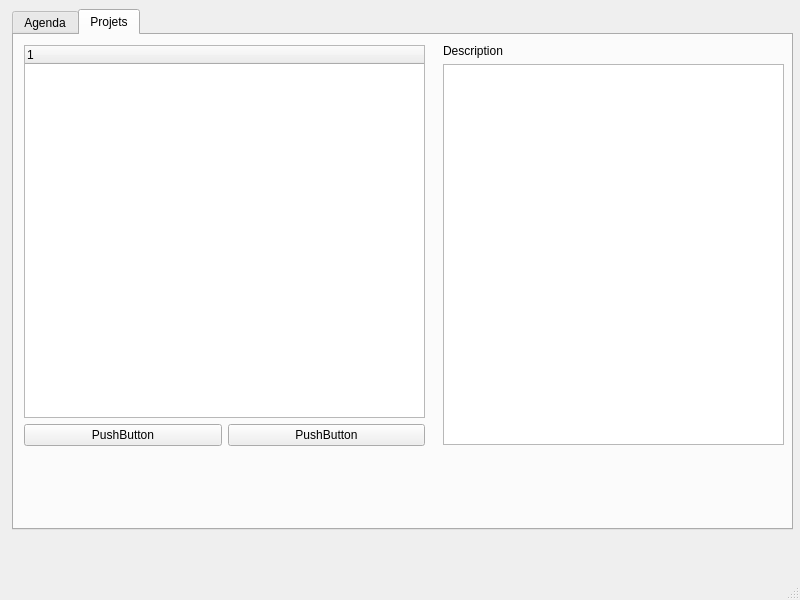
Before: the Qt Designer form src/mainwindow.ui in sowlosc/ProjectCalendar, drawn with Qt 5.
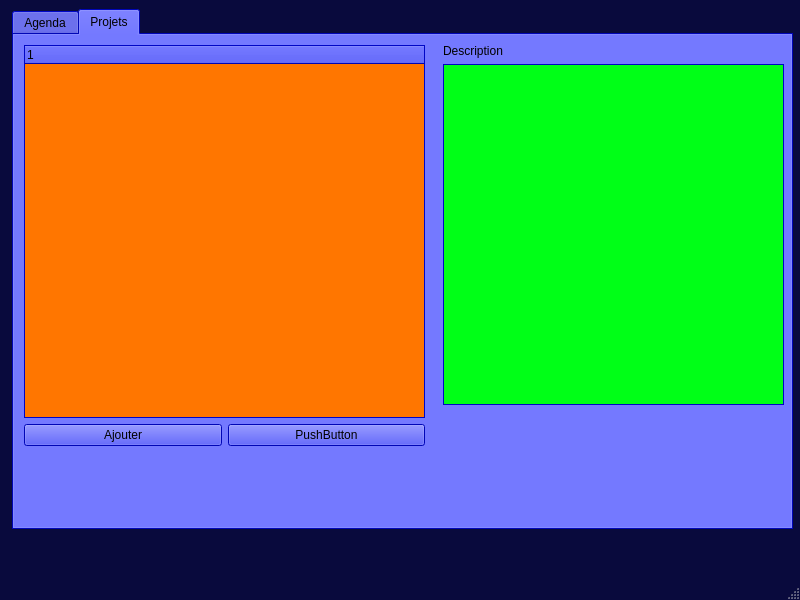
After: the same form once the commit is applied.

```diff
--- a/src/mainwindow.ui
+++ b/src/mainwindow.ui
@@ -10,6 +10,421 @@
     <height>600</height>
    </rect>
   </property>
+  <property name="palette">
+   <palette>
+    <active>
+     <colorrole role="WindowText">
+      <brush brushstyle="SolidPattern">
+       <color alpha="255">
+        <red>255</red>
+        <green>255</green>
+        <blue>255</blue>
+       </color>
+      </brush>
+     </colorrole>
+     <colorrole role="Button">
+      <brush brushstyle="SolidPattern">
+       <color alpha="255">
+        <red>9</red>
+        <green>10</green>
+        <blue>61</blue>
+       </color>
+      </brush>
+     </colorrole>
+     <colorrole role="Light">
+      <brush brushstyle="SolidPattern">
+       <color alpha="255">
+        <red>13</red>
+        <green>15</green>
+        <blue>91</blue>
+       </color>
+      </brush>
+     </colorrole>
+     <colorrole role="Midlight">
+      <brush brushstyle="SolidPattern">
+       <color alpha="255">
+        <red>11</red>
+        <green>12</green>
+        <blue>76</blue>
+       </color>
+      </brush>
+     </colorrole>
+     <colorrole role="Dark">
+      <brush brushstyle="SolidPattern">
+       <color alpha="255">
+        <red>4</red>
+        <green>5</green>
+        <blue>30</blue>
+       </color>
+      </brush>
+     </colorrole>
+     <colorrole role="Mid">
+      <brush brushstyle="SolidPattern">
+       <color alpha="255">
+        <red>6</red>
+        <green>6</green>
+        <blue>40</blue>
+       </color>
+      </brush>
+     </colorrole>
+     <colorrole role="Text">
+      <brush brushstyle="SolidPattern">
+       <color alpha="255">
+        <red>255</red>
+        <green>255</green>
+        <blue>255</blue>
+       </color>
+      </brush>
+     </colorrole>
+     <colorrole role="BrightText">
+      <brush brushstyle="SolidPattern">
+       <color alpha="255">
+        <red>255</red>
+        <green>255</green>
+        <blue>255</blue>
+       </color>
+      </brush>
+     </colorrole>
+     <colorrole role="ButtonText">
+      <brush brushstyle="SolidPattern">
+       <color alpha="255">
+        <red>255</red>
+        <green>255</green>
+        <blue>255</blue>
+       </color>
+      </brush>
+     </colorrole>
+     <colorrole role="Base">
+      <brush brushstyle="SolidPattern">
+       <color alpha="255">
+        <red>0</red>
+        <green>0</green>
+        <blue>0</blue>
+       </color>
+      </brush>
+     </colorrole>
+     <colorrole role="Window">
+      <brush brushstyle="SolidPattern">
+       <color alpha="255">
+        <red>9</red>
+        <green>10</green>
+        <blue>61</blue>
+       </color>
+      </brush>
+     </colorrole>
+     <colorrole role="Shadow">
+      <brush brushstyle="SolidPattern">
+       <color alpha="255">
+        <red>0</red>
+        <green>0</green>
+        <blue>0</blue>
+       </color>
+      </brush>
+     </colorrole>
+     <colorrole role="AlternateBase">
+      <brush brushstyle="SolidPattern">
+       <color alpha="255">
+        <red>4</red>
+        <green>5</green>
+        <blue>30</blue>
+       </color>
+      </brush>
+     </colorrole>
+     <colorrole role="ToolTipBase">
+      <brush brushstyle="SolidPattern">
+       <color alpha="255">
+        <red>255</red>
+        <green>255</green>
+        <blue>220</blue>
+       </color>
+      </brush>
+     </colorrole>
+     <colorrole role="ToolTipText">
+      <brush brushstyle="SolidPattern">
+       <color alpha="255">
+        <red>0</red>
+        <green>0</green>
+        <blue>0</blue>
+       </color>
+      </brush>
+     </colorrole>
+    </active>
+    <inactive>
+     <colorrole role="WindowText">
+      <brush brushstyle="SolidPattern">
+       <color alpha="255">
+        <red>255</red>
+        <green>255</green>
+        <blue>255</blue>
+       </color>
+      </brush>
+     </colorrole>
+     <colorrole role="Button">
+      <brush brushstyle="SolidPattern">
+       <color alpha="255">
+        <red>9</red>
+        <green>10</green>
+        <blue>61</blue>
+       </color>
+      </brush>
+     </colorrole>
+     <colorrole role="Light">
+      <brush brushstyle="SolidPattern">
+       <color alpha="255">
+        <red>13</red>
+        <green>15</green>
+        <blue>91</blue>
+       </color>
+      </brush>
+     </colorrole>
+     <colorrole role="Midlight">
+      <brush brushstyle="SolidPattern">
+       <color alpha="255">
+        <red>11</red>
+        <green>12</green>
+        <blue>76</blue>
+       </color>
+      </brush>
+     </colorrole>
+     <colorrole role="Dark">
+      <brush brushstyle="SolidPattern">
+       <color alpha="255">
+        <red>4</red>
+        <green>5</green>
+        <blue>30</blue>
+       </color>
+      </brush>
+     </colorrole>
+     <colorrole role="Mid">
+      <brush brushstyle="SolidPattern">
+       <color alpha="255">
+        <red>6</red>
+        <green>6</green>
+        <blue>40</blue>
+       </color>
+      </brush>
+     </colorrole>
+     <colorrole role="Text">
+      <brush brushstyle="SolidPattern">
+       <color alpha="255">
+        <red>255</red>
+        <green>255</green>
+        <blue>255</blue>
+       </color>
+      </brush>
+     </colorrole>
+     <colorrole role="BrightText">
+      <brush brushstyle="SolidPattern">
+       <color alpha="255">
+        <red>255</red>
+        <green>255</green>
+        <blue>255</blue>
+       </color>
+      </brush>
+     </colorrole>
+     <colorrole role="ButtonText">
+      <brush brushstyle="SolidPattern">
+       <color alpha="255">
+        <red>255</red>
+        <green>255</green>
+        <blue>255</blue>
+       </color>
+      </brush>
+     </colorrole>
+     <colorrole role="Base">
+      <brush brushstyle="SolidPattern">
+       <color alpha="255">
+        <red>0</red>
+        <green>0</green>
+        <blue>0</blue>
+       </color>
+      </brush>
+     </colorrole>
+     <colorrole role="Window">
+      <brush brushstyle="SolidPattern">
+       <color alpha="255">
+        <red>9</red>
+        <green>10</green>
+        <blue>61</blue>
+       </color>
+      </brush>
+     </colorrole>
+     <colorrole role="Shadow">
+      <brush brushstyle="SolidPattern">
+       <color alpha="255">
+        <red>0</red>
+        <green>0</green>
+        <blue>0</blue>
+       </color>
+      </brush>
+     </colorrole>
+     <colorrole role="AlternateBase">
+      <brush brushstyle="SolidPattern">
+       <color alpha="255">
+        <red>4</red>
+        <green>5</green>
+        <blue>30</blue>
+       </color>
+      </brush>
+     </colorrole>
+     <colorrole role="ToolTipBase">
+      <brush brushstyle="SolidPattern">
+       <color alpha="255">
+        <red>255</red>
+        <green>255</green>
+        <blue>220</blue>
+       </color>
+      </brush>
+     </colorrole>
+     <colorrole role="ToolTipText">
+      <brush brushstyle="SolidPattern">
+       <color alpha="255">
+        <red>0</red>
+        <green>0</green>
+        <blue>0</blue>
+       </color>
+      </brush>
+     </colorrole>
+    </inactive>
+    <disabled>
+     <colorrole role="WindowText">
+      <brush brushstyle="SolidPattern">
+       <color alpha="255">
+        <red>4</red>
+        <green>5</green>
+        <blue>30</blue>
+       </color>
+      </brush>
+     </colorrole>
+     <colorrole role="Button">
+      <brush brushstyle="SolidPattern">
+       <color alpha="255">
+        <red>9</red>
+        <green>10</green>
+        <blue>61</blue>
+       </color>
+      </brush>
+     </colorrole>
+     <colorrole role="Light">
+      <brush brushstyle="SolidPattern">
+       <color alpha="255">
+        <red>13</red>
+        <green>15</green>
+        <blue>91</blue>
+       </color>
+      </brush>
+     </colorrole>
+     <colorrole role="Midlight">
+      <brush brushstyle="SolidPattern">
+       <color alpha="255">
+        <red>11</red>
+        <green>12</green>
+        <blue>76</blue>
+       </color>
+      </brush>
+     </colorrole>
+     <colorrole role="Dark">
+      <brush brushstyle="SolidPattern">
+       <color alpha="255">
+        <red>4</red>
+        <green>5</green>
+        <blue>30</blue>
+       </color>
+      </brush>
+     </colorrole>
+     <colorrole role="Mid">
+      <brush brushstyle="SolidPattern">
+       <color alpha="255">
+        <red>6</red>
+        <green>6</green>
+        <blue>40</blue>
+       </color>
+      </brush>
+     </colorrole>
+     <colorrole role="Text">
+      <brush brushstyle="SolidPattern">
+       <color alpha="255">
+        <red>4</red>
+        <green>5</green>
+        <blue>30</blue>
+       </color>
+      </brush>
+     </colorrole>
+     <colorrole role="BrightText">
+      <brush brushstyle="SolidPattern">
+       <color alpha="255">
+        <red>255</red>
+        <green>255</green>
+        <blue>255</blue>
+       </color>
+      </brush>
+     </colorrole>
+     <colorrole role="ButtonText">
+      <brush brushstyle="SolidPattern">
+       <color alpha="255">
+        <red>4</red>
+        <green>5</green>
+        <blue>30</blue>
+       </color>
+      </brush>
+     </colorrole>
+     <colorrole role="Base">
+      <brush brushstyle="SolidPattern">
+       <color alpha="255">
+        <red>9</red>
+        <green>10</green>
+        <blue>61</blue>
+       </color>
+      </brush>
+     </colorrole>
+     <colorrole role="Window">
+      <brush brushstyle="SolidPattern">
+       <color alpha="255">
+        <red>9</red>
+        <green>10</green>
+        <blue>61</blue>
+       </color>
+      </brush>
+     </colorrole>
+     <colorrole role="Shadow">
+      <brush brushstyle="SolidPattern">
+       <color alpha="255">
+        <red>0</red>
+        <green>0</green>
+        <blue>0</blue>
+       </color>
+      </brush>
+     </colorrole>
+     <colorrole role="AlternateBase">
+      <brush brushstyle="SolidPattern">
+       <color alpha="255">
+        <red>9</red>
+        <green>10</green>
+        <blue>61</blue>
+       </color>
+      </brush>
+     </colorrole>
+     <colorrole role="ToolTipBase">
+      <brush brushstyle="SolidPattern">
+       <color alpha="255">
+        <red>255</red>
+        <green>255</green>
+        <blue>220</blue>
+       </color>
+      </brush>
+     </colorrole>
+     <colorrole role="ToolTipText">
+      <brush brushstyle="SolidPattern">
+       <color alpha="255">
+        <red>0</red>
+        <green>0</green>
+        <blue>0</blue>
+       </color>
+      </brush>
+     </colorrole>
+    </disabled>
+   </palette>
+  </property>
   <property name="windowTitle">
    <string>MainWindow</string>
   </property>
@@ -23,6 +438,421 @@
       <height>521</height>
      </rect>
     </property>
+    <property name="palette">
+     <palette>
+      <active>
+       <colorrole role="WindowText">
+        <brush brushstyle="SolidPattern">
+         <color alpha="255">
+          <red>0</red>
+          <green>0</green>
+          <blue>0</blue>
+         </color>
+        </brush>
+       </colorrole>
+       <colorrole role="Button">
+        <brush brushstyle="SolidPattern">
+         <color alpha="255">
+          <red>0</red>
+          <green>8</green>
+          <blue>255</blue>
+         </color>
+        </brush>
+       </colorrole>
+       <colorrole role="Light">
+        <brush brushstyle="SolidPattern">
+         <color alpha="255">
+          <red>127</red>
+          <green>132</green>
+          <blue>255</blue>
+         </color>
+        </brush>
+       </colorrole>
+       <colorrole role="Midlight">
+        <brush brushstyle="SolidPattern">
+         <color alpha="255">
+          <red>63</red>
+          <green>70</green>
+          <blue>255</blue>
+         </color>
+        </brush>
+       </colorrole>
+       <colorrole role="Dark">
+        <brush brushstyle="SolidPattern">
+         <color alpha="255">
+          <red>0</red>
+          <green>4</green>
+          <blue>127</blue>
+         </color>
+        </brush>
+       </colorrole>
+       <colorrole role="Mid">
+        <brush brushstyle="SolidPattern">
+         <color alpha="255">
+          <red>0</red>
+          <green>5</green>
+          <blue>170</blue>
+         </color>
+        </brush>
+       </colorrole>
+       <colorrole role="Text">
+        <brush brushstyle="SolidPattern">
+         <color alpha="255">
+          <red>0</red>
+          <green>0</green>
+          <blue>0</blue>
+         </color>
+        </brush>
+       </colorrole>
+       <colorrole role="BrightText">
+        <brush brushstyle="SolidPattern">
+         <color alpha="255">
+          <red>255</red>
+          <green>255</green>
+          <blue>255</blue>
+         </color>
+        </brush>
+       </colorrole>
+       <colorrole role="ButtonText">
+        <brush brushstyle="SolidPattern">
+         <color alpha="255">
+          <red>0</red>
+          <green>0</green>
+          <blue>0</blue>
+         </color>
+        </brush>
+       </colorrole>
+       <colorrole role="Base">
+        <brush brushstyle="SolidPattern">
+         <color alpha="255">
+          <red>255</red>
+          <green>255</green>
+          <blue>255</blue>
+         </color>
+        </brush>
+       </colorrole>
+       <colorrole role="Window">
+        <brush brushstyle="SolidPattern">
+         <color alpha="255">
+          <red>0</red>
+          <green>8</green>
+          <blue>255</blue>
+         </color>
+        </brush>
+       </colorrole>
+       <colorrole role="Shadow">
+        <brush brushstyle="SolidPattern">
+         <color alpha="255">
+          <red>0</red>
+          <green>0</green>
+          <blue>0</blue>
+         </color>
+        </brush>
+       </colorrole>
+       <colorrole role="AlternateBase">
+        <brush brushstyle="SolidPattern">
+         <color alpha="255">
+          <red>127</red>
+          <green>131</green>
+          <blue>255</blue>
+         </color>
+        </brush>
+       </colorrole>
+       <colorrole role="ToolTipBase">
+        <brush brushstyle="SolidPattern">
+         <color alpha="255">
+          <red>255</red>
+          <green>255</green>
+          <blue>220</blue>
+         </color>
+        </brush>
+       </colorrole>
+       <colorrole role="ToolTipText">
+        <brush brushstyle="SolidPattern">
+         <color alpha="255">
+          <red>0</red>
+          <green>0</green>
+          <blue>0</blue>
+         </color>
+        </brush>
+       </colorrole>
+      </active>
+      <inactive>
+       <colorrole role="WindowText">
+        <brush brushstyle="SolidPattern">
+         <color alpha="255">
+          <red>0</red>
+          <green>0</green>
+          <blue>0</blue>
+         </color>
+        </brush>
+       </colorrole>
+       <colorrole role="Button">
+        <brush brushstyle="SolidPattern">
+         <color alpha="255">
+          <red>0</red>
+          <green>8</green>
+          <blue>255</blue>
+         </color>
+        </brush>
+       </colorrole>
+       <colorrole role="Light">
+        <brush brushstyle="SolidPattern">
+         <color alpha="255">
+          <red>127</red>
+          <green>132</green>
+          <blue>255</blue>
+         </color>
+        </brush>
+       </colorrole>
+       <colorrole role="Midlight">
+        <brush brushstyle="SolidPattern">
+         <color alpha="255">
+          <red>63</red>
+          <green>70</green>
+          <blue>255</blue>
+         </color>
+        </brush>
+       </colorrole>
+       <colorrole role="Dark">
+        <brush brushstyle="SolidPattern">
+         <color alpha="255">
+          <red>0</red>
+          <green>4</green>
+          <blue>127</blue>
+         </color>
+        </brush>
+       </colorrole>
+       <colorrole role="Mid">
+        <brush brushstyle="SolidPattern">
+         <color alpha="255">
+          <red>0</red>
+          <green>5</green>
+          <blue>170</blue>
+         </color>
+        </brush>
+       </colorrole>
+       <colorrole role="Text">
+        <brush brushstyle="SolidPattern">
+         <color alpha="255">
+          <red>0</red>
+          <green>0</green>
+          <blue>0</blue>
+         </color>
+        </brush>
+       </colorrole>
+       <colorrole role="BrightText">
+        <brush brushstyle="SolidPattern">
+         <color alpha="255">
+          <red>255</red>
+          <green>255</green>
+          <blue>255</blue>
+         </color>
+        </brush>
+       </colorrole>
+       <colorrole role="ButtonText">
+        <brush brushstyle="SolidPattern">
+         <color alpha="255">
+          <red>0</red>
+          <green>0</green>
+          <blue>0</blue>
+         </color>
+        </brush>
+       </colorrole>
+       <colorrole role="Base">
+        <brush brushstyle="SolidPattern">
+         <color alpha="255">
+          <red>255</red>
+          <green>255</green>
+          <blue>255</blue>
+         </color>
+        </brush>
+       </colorrole>
+       <colorrole role="Window">
+        <brush brushstyle="SolidPattern">
+         <color alpha="255">
+          <red>0</red>
+          <green>8</green>
+          <blue>255</blue>
+         </color>
+        </brush>
+       </colorrole>
+       <colorrole role="Shadow">
+        <brush brushstyle="SolidPattern">
+         <color alpha="255">
+          <red>0</red>
+          <green>0</green>
+          <blue>0</blue>
+         </color>
+        </brush>
+       </colorrole>
+       <colorrole role="AlternateBase">
+        <brush brushstyle="SolidPattern">
+         <color alpha="255">
+          <red>127</red>
+          <green>131</green>
+          <blue>255</blue>
+         </color>
+        </brush>
+       </colorrole>
+       <colorrole role="ToolTipBase">
+        <brush brushstyle="SolidPattern">
+         <color alpha="255">
+          <red>255</red>
+          <green>255</green>
+          <blue>220</blue>
+         </color>
+        </brush>
+       </colorrole>
+       <colorrole role="ToolTipText">
+        <brush brushstyle="SolidPattern">
+         <color alpha="255">
+          <red>0</red>
+          <green>0</green>
+          <blue>0</blue>
+         </color>
+        </brush>
+       </colorrole>
+      </inactive>
+      <disabled>
+       <colorrole role="WindowText">
+        <brush brushstyle="SolidPattern">
+         <color alpha="255">
+          <red>0</red>
+          <green>4</green>
+          <blue>127</blue>
+         </color>
+        </brush>
+       </colorrole>
+       <colorrole role="Button">
+        <brush brushstyle="SolidPattern">
+         <color alpha="255">
+          <red>0</red>
+          <green>8</green>
+          <blue>255</blue>
+         </color>
+        </brush>
+       </colorrole>
+       <colorrole role="Light">
+        <brush brushstyle="SolidPattern">
+         <color alpha="255">
+          <red>127</red>
+          <green>132</green>
+          <blue>255</blue>
+         </color>
+        </brush>
+       </colorrole>
+       <colorrole role="Midlight">
+        <brush brushstyle="SolidPattern">
+         <color alpha="255">
+          <red>63</red>
+          <green>70</green>
+          <blue>255</blue>
+         </color>
+        </brush>
+       </colorrole>
+       <colorrole role="Dark">
+        <brush brushstyle="SolidPattern">
+         <color alpha="255">
+          <red>0</red>
+          <green>4</green>
+          <blue>127</blue>
+         </color>
+        </brush>
+       </colorrole>
+       <colorrole role="Mid">
+        <brush brushstyle="SolidPattern">
+         <color alpha="255">
+          <red>0</red>
+          <green>5</green>
+          <blue>170</blue>
+         </color>
+        </brush>
+       </colorrole>
+       <colorrole role="Text">
+        <brush brushstyle="SolidPattern">
+         <color alpha="255">
+          <red>0</red>
+          <green>4</green>
+          <blue>127</blue>
+         </color>
+        </brush>
+       </colorrole>
+       <colorrole role="BrightText">
+        <brush brushstyle="SolidPattern">
+         <color alpha="255">
+          <red>255</red>
+          <green>255</green>
+          <blue>255</blue>
+         </color>
+        </brush>
+       </colorrole>
+       <colorrole role="ButtonText">
+        <brush brushstyle="SolidPattern">
+         <color alpha="255">
+          <red>0</red>
+          <green>4</green>
+          <blue>127</blue>
+         </color>
+        </brush>
+       </colorrole>
+       <colorrole role="Base">
+        <brush brushstyle="SolidPattern">
+         <color alpha="255">
+          <red>0</red>
+          <green>8</green>
+          <blue>255</blue>
+         </color>
+        </brush>
+       </colorrole>
+       <colorrole role="Window">
+        <brush brushstyle="SolidPattern">
+         <color alpha="255">
+          <red>0</red>
+          <green>8</green>
+          <blue>255</blue>
+         </color>
+        </brush>
+       </colorrole>
+       <colorrole role="Shadow">
+        <brush brushstyle="SolidPattern">
+         <color alpha="255">
+          <red>0</red>
+          <green>0</green>
+          <blue>0</blue>
+         </color>
+        </brush>
+       </colorrole>
+       <colorrole role="AlternateBase">
+        <brush brushstyle="SolidPattern">
+         <color alpha="255">
+          <red>0</red>
+          <green>8</green>
+          <blue>255</blue>
+         </color>
+        </brush>
+       </colorrole>
+       <colorrole role="ToolTipBase">
+        <brush brushstyle="SolidPattern">
+         <color alpha="255">
+          <red>255</red>
+          <green>255</green>
+          <blue>220</blue>
+         </color>
+        </brush>
+       </colorrole>
+       <colorrole role="ToolTipText">
+        <brush brushstyle="SolidPattern">
+         <color alpha="255">
+          <red>0</red>
+          <green>0</green>
+          <blue>0</blue>
+         </color>
+        </brush>
+       </colorrole>
+      </disabled>
+     </palette>
+    </property>
     <property name="currentIndex">
      <number>1</number>
     </property>
@@ -47,6 +877,43 @@
       <layout class="QVBoxLayout" name="verticalLayout">
        <item>
         <widget class="QTreeWidget" name="treeWidget">
+         <property name="palette">
+          <palette>
+           <active>
+            <colorrole role="Base">
+             <brush brushstyle="SolidPattern">
+              <color alpha="255">
+               <red>255</red>
+               <green>118</green>
+               <blue>0</blue>
+              </color>
+             </brush>
+            </colorrole>
+           </active>
+           <inactive>
+            <colorrole role="Base">
+             <brush brushstyle="SolidPattern">
+              <color alpha="255">
+               <red>255</red>
+               <green>118</green>
+               <blue>0</blue>
+              </color>
+             </brush>
+            </colorrole>
+           </inactive>
+           <disabled>
+            <colorrole role="Base">
+             <brush brushstyle="SolidPattern">
+              <color alpha="255">
+               <red>255</red>
+               <green>255</green>
+               <blue>255</blue>
+              </color>
+             </brush>
+            </colorrole>
+           </disabled>
+          </palette>
+         </property>
          <column>
           <property name="text">
            <string notr="true">1</string>
@@ -62,7 +929,7 @@
          <item>
           <widget class="QPushButton" name="pushButton_6">
            <property name="text">
-            <string>PushButton</string>
+            <string>Ajouter</string>
            </property>
           </widget>
          </item>
@@ -83,7 +950,7 @@
         <x>429</x>
         <y>9</y>
         <width>341</width>
-        <height>401</height>
+        <height>361</height>
        </rect>
       </property>
       <layout class="QVBoxLayout" name="verticalLayout_2">
@@ -95,7 +962,48 @@
         </widget>
        </item>
        <item>
-        <widget class="QTextBrowser" name="descripteur"/>
+        <widget class="QTextBrowser" name="descripteur">
+         <property name="palette">
+          <palette>
+           <active>
+            <colorrole role="Base">
+             <brush brushstyle="SolidPattern">
+              <color alpha="255">
+               <red>0</red>
+               <green>255</green>
+               <blue>23</blue>
+              </color>
+             </brush>
+            </colorrole>
+           </active>
+           <inactive>
+            <colorrole role="Base">
+             <brush brushstyle="SolidPattern">
+              <color alpha="255">
+               <red>0</red>
+               <green>255</green>
+               <blue>23</blue>
+              </color>
+             </brush>
+            </colorrole>
+           </inactive>
+           <disabled>
+            <colorrole role="Base">
+             <brush brushstyle="SolidPattern">
+              <color alpha="255">
+               <red>255</red>
+               <green>255</green>
+               <blue>255</blue>
+              </color>
+             </brush>
+            </colorrole>
+           </disabled>
+          </palette>
+         </property>
+         <property name="autoFillBackground">
+          <bool>false</bool>
+         </property>
+        </widget>
        </item>
       </layout>
      </widget>
```
Left out of the diff: 2 changed lines with no effect on the pictures.
